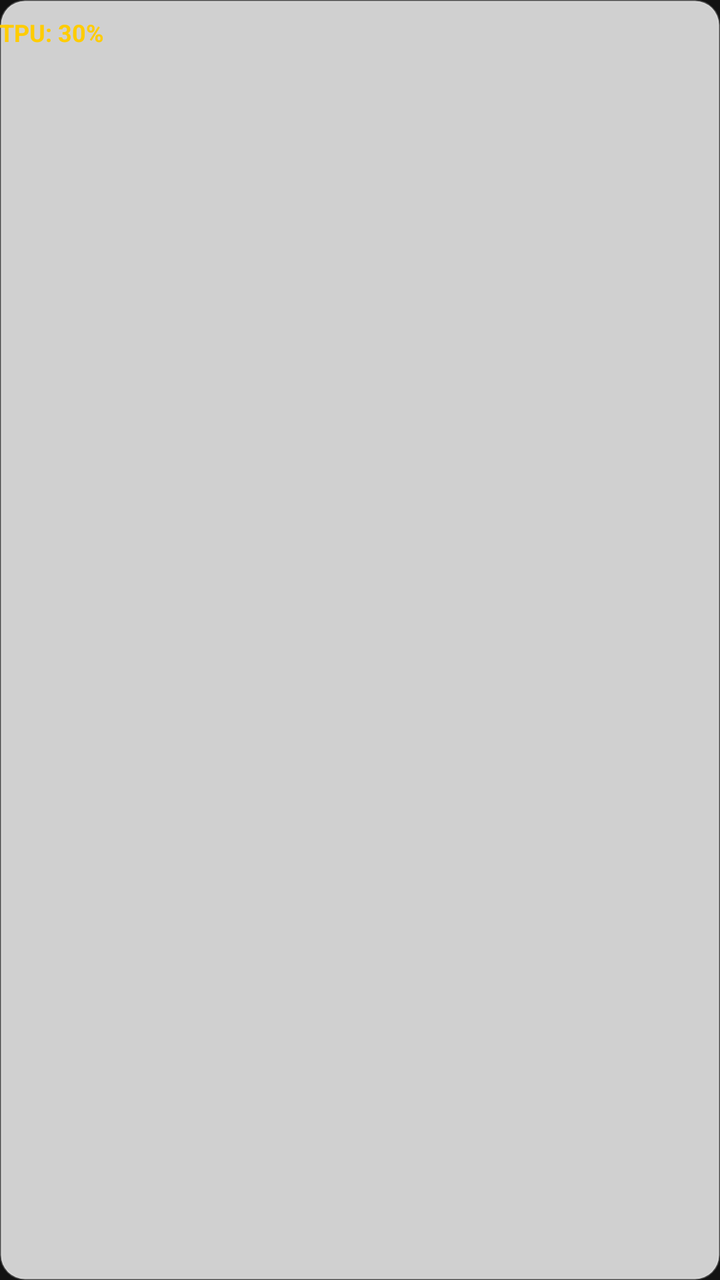
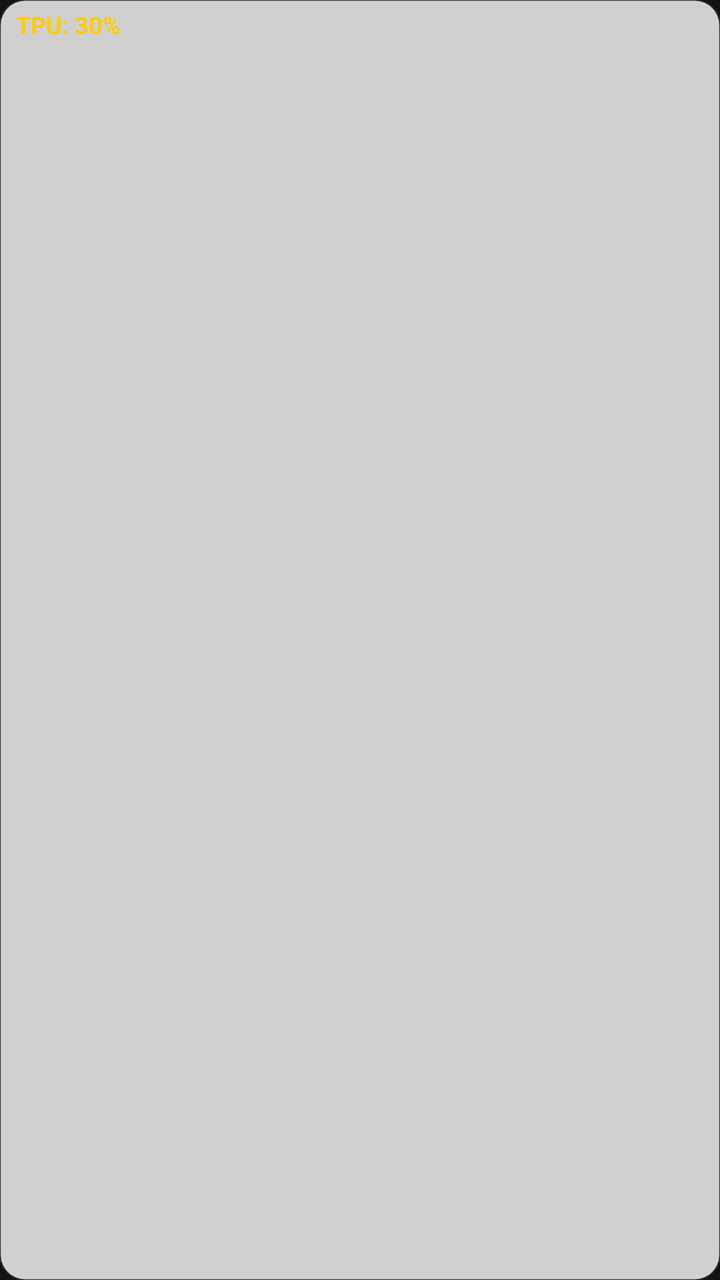

An Android layout rendered at two revisions. The XML below is the earlier revision; the diff shows what the commit changed to produce the second picture.
<!-- AndroidManifest.xml: application theme Theme.NSlocalGames -->
<!-- res/layout/overlay_tpu.xml -->
<?xml version="1.0" encoding="utf-8"?>
<LinearLayout xmlns:android="http://schemas.android.com/apk/res/android"
    android:layout_width="wrap_content"
    android:layout_height="wrap_content"
    android:background="@drawable/glass_panel"
    android:padding="8dp 4dp"
    android:orientation="horizontal">
    <TextView
        android:id="@+id/tv_tpu"
        android:layout_width="wrap_content"
        android:layout_height="wrap_content"
        android:text="TPU: 30%"
        android:textColor="#FFCC00"
        android:textSize="12sp"
        android:textStyle="bold"/>
</LinearLayout>
<!-- resources referenced by this layout -->
<resources>
  <!-- drawable glass_panel (drawable) -->
  <?xml version="1.0" encoding="utf-8"?>
  <shape xmlns:android="http://schemas.android.com/apk/res/android"
      android:shape="rectangle">
      <solid android:color="@color/glass_bg"/>
      <corners android:radius="12dp"/>
      <stroke android:width="1dp" android:color="@color/glass_border"/>
      <padding android:left="12dp" android:top="8dp" android:right="12dp" android:bottom="8dp"/>
  </shape>
  <style name="Theme.NSlocalGames" parent="Theme.Material3.Dark.NoActionBar">
          <item name="colorPrimary">@color/primary</item>
          <item name="colorOnPrimary">@color/white_cpu</item>
          <item name="colorAccent">@color/accent</item>
          <item name="android:windowBackground">@color/bg_dark</item>
          <item name="android:windowTranslucentStatus">true</item>
          <item name="android:windowTranslucentNavigation">true</item>
      </style>
  <color name="glass_bg">#CCFFFFFF</color>
  <color name="glass_border">#40FFFFFF</color>
  <color name="primary">#2196F3</color>
  <color name="white_cpu">#FFFFFF</color>
  <color name="accent">#00E5FF</color>
  <color name="bg_dark">#121212</color>
</resources>

<!-- the commit's change to res/layout/overlay_tpu.xml (unified diff, before → after) -->
@@ -3,7 +3,10 @@
     android:layout_width="wrap_content"
     android:layout_height="wrap_content"
     android:background="@drawable/glass_panel"
-    android:padding="8dp 4dp"
+    android:paddingLeft="8dp"
+    android:paddingTop="4dp"
+    android:paddingRight="8dp"
+    android:paddingBottom="4dp"
     android:orientation="horizontal">
     <TextView
         android:id="@+id/tv_tpu"
